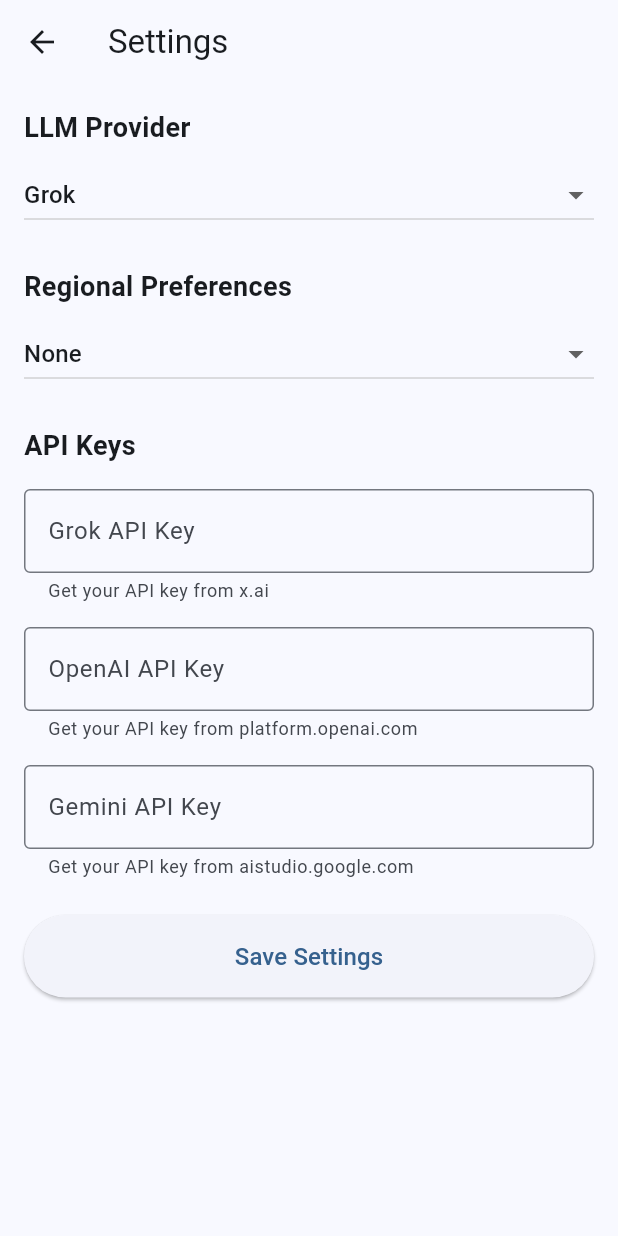
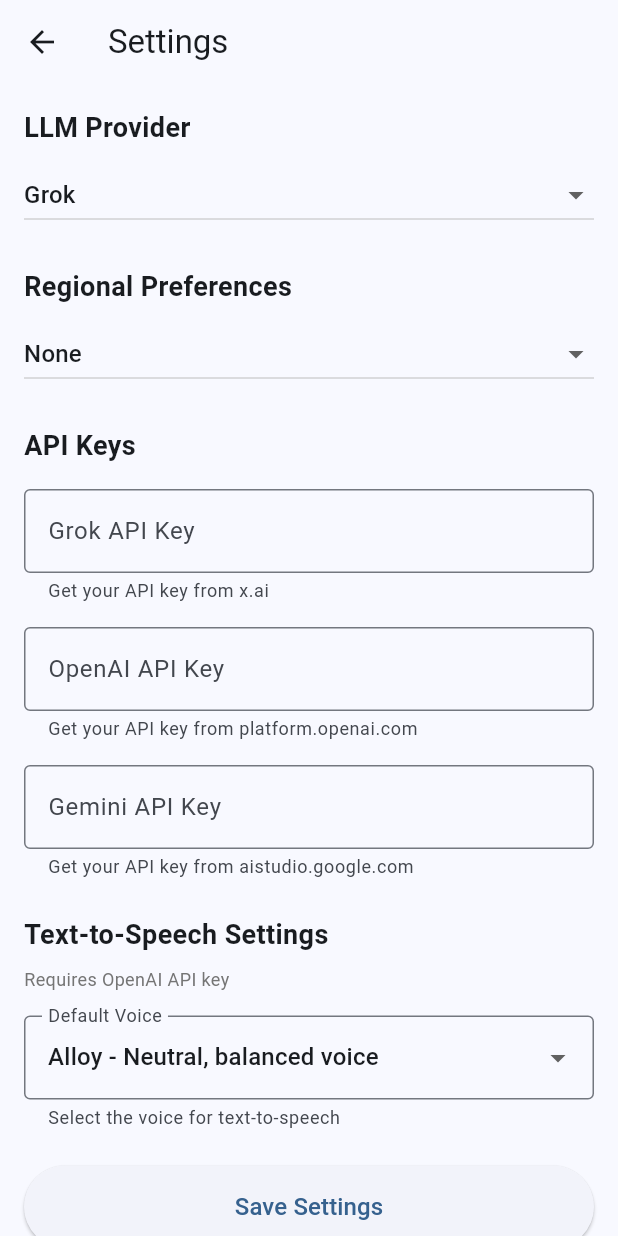
Before and after one commit to luungoc2005/xai_translate, a Flutter app: the screen it shows after launch, after a tap on the "settings" icon, on a phone screen of 412 x 824 dp. Run offline on Flutter 3.47's test engine with Material 3 defaults, Android fonts, the phone set to English and light mode, and no system bars; our stand-ins replace audioplayers, image_picker, permission_handler, shared_preferences; missing offline and left inert: receive_sharing_intent, record; statements that could not run were skipped.

Commit message:
Added TTS

```diff
--- /dev/null
+++ b/lib/models/tts_voice.dart
@@ -0,0 +1,67 @@
+enum TTSVoice {
+  alloy,
+  echo,
+  fable,
+  onyx,
+  nova,
+  shimmer,
+}
+
+extension TTSVoiceExtension on TTSVoice {
+  String get name {
+    switch (this) {
+      case TTSVoice.alloy:
+        return 'Alloy';
+      case TTSVoice.echo:
+        return 'Echo';
+      case TTSVoice.fable:
+        return 'Fable';
+      case TTSVoice.onyx:
+        return 'Onyx';
+      case TTSVoice.nova:
+        return 'Nova';
+      case TTSVoice.shimmer:
+        return 'Shimmer';
+    }
+  }
+
+  String get apiValue {
+    return toString().split('.').last;
+  }
+
+  String get description {
+    switch (this) {
+      case TTSVoice.alloy:
+        return 'Neutral, balanced voice';
+      case TTSVoice.echo:
+        return 'Male, warm voice';
+      case TTSVoice.fable:
+        return 'British, expressive voice';
+      case TTSVoice.onyx:
+        return 'Male, deep voice';
+      case TTSVoice.nova:
+        return 'Female, energetic voice';
+      case TTSVoice.shimmer:
+        return 'Female, soft voice';
+    }
+  }
+
+  static TTSVoice fromString(String value) {
+    switch (value.toLowerCase()) {
+      case 'alloy':
+        return TTSVoice.alloy;
+      case 'echo':
+        return TTSVoice.echo;
+      case 'fable':
+        return TTSVoice.fable;
+      case 'onyx':
+        return TTSVoice.onyx;
+      case 'nova':
+        return TTSVoice.nova;
+      case 'shimmer':
+        return TTSVoice.shimmer;
+      default:
+        return TTSVoice.alloy;
+    }
+  }
+}
--- a/lib/screens/settings_screen.dart
+++ b/lib/screens/settings_screen.dart
@@ -1,6 +1,7 @@
 import 'package:flutter/material.dart';
 import '../models/llm_provider.dart';
 import '../models/regional_preference.dart';
+import '../models/tts_voice.dart';
 import '../services/settings_service.dart';
 
 class SettingsScreen extends StatefulWidget {
@@ -18,6 +19,7 @@
 
   LLMProvider _selectedProvider = LLMProvider.grok;
   RegionalPreference _selectedRegionalPreference = RegionalPreference.none;
+  TTSVoice _selectedTTSVoice = TTSVoice.alloy;
   bool _isLoading = true;
   bool _isSaving = false;
 
@@ -35,6 +37,7 @@
     try {
       final provider = await _settingsService.getSelectedProvider();
       final regionalPreference = await _settingsService.getRegionalPreference();
+      final ttsVoice = await _settingsService.getTTSVoice();
       final grokKey = await _settingsService.getApiKey(LLMProvider.grok);
       final openaiKey = await _settingsService.getApiKey(LLMProvider.openai);
       final geminiKey = await _settingsService.getApiKey(LLMProvider.gemini);
@@ -42,6 +45,7 @@
       setState(() {
         _selectedProvider = provider;
         _selectedRegionalPreference = regionalPreference;
+        _selectedTTSVoice = ttsVoice;
         _grokKeyController.text = grokKey;
         _openaiKeyController.text = openaiKey;
         _geminiKeyController.text = geminiKey;
@@ -62,6 +66,7 @@
     try {
       await _settingsService.setSelectedProvider(_selectedProvider);
       await _settingsService.setRegionalPreference(_selectedRegionalPreference);
+      await _settingsService.setTTSVoice(_selectedTTSVoice);
       await _settingsService.setApiKey(LLMProvider.grok, _grokKeyController.text);
       await _settingsService.setApiKey(LLMProvider.openai, _openaiKeyController.text);
       await _settingsService.setApiKey(LLMProvider.gemini, _geminiKeyController.text);
@@ -251,6 +256,44 @@
                     obscureText: true,
                   ),
                   const SizedBox(height: 24),
+                  const Text(
+                    'Text-to-Speech Settings',
+                    style: TextStyle(
+                      fontSize: 18,
+                      fontWeight: FontWeight.bold,
+                    ),
+                  ),
+                  const SizedBox(height: 8),
+                  Text(
+                    'Requires OpenAI API key',
+                    style: TextStyle(
+                      fontSize: 12,
+                      color: Colors.grey.shade600,
+                    ),
+                  ),
+                  const SizedBox(height: 16),
+                  DropdownButtonFormField<TTSVoice>(
+                    value: _selectedTTSVoice,
+                    decoration: const InputDecoration(
+                      labelText: 'Default Voice',
+                      border: OutlineInputBorder(),
+                      helperText: 'Select the voice for text-to-speech',
+                    ),
+                    items: TTSVoice.values.map((voice) {
+                      return DropdownMenuItem<TTSVoice>(
+                        value: voice,
+                        child: Text('${voice.name} - ${voice.description}'),
+                      );
+                    }).toList(),
+                    onChanged: (TTSVoice? newValue) {
+                      if (newValue != null) {
+                        setState(() {
+                          _selectedTTSVoice = newValue;
+                        });
+                      }
+                    },
+                  ),
+                  const SizedBox(height: 24),
                   ElevatedButton(
                     onPressed: _isSaving ? null : _saveSettings,
                     style: ElevatedButton.styleFrom(
--- a/lib/screens/translation_screen.dart
+++ b/lib/screens/translation_screen.dart
@@ -2,6 +2,7 @@
 import 'package:flutter/material.dart';
 import 'package:image_picker/image_picker.dart';
 import 'package:receive_sharing_intent/receive_sharing_intent.dart';
+import 'package:audioplayers/audioplayers.dart';
 import '../models/llm_provider.dart';
 import '../models/translation_history_item.dart';
 import '../services/translation_service.dart';
@@ -9,6 +10,7 @@
 import '../services/history_service.dart';
 import '../services/stats_service.dart';
 import '../services/voice_input_service.dart';
+import '../services/tts_service.dart';
 import 'settings_screen.dart';
 import 'history_screen.dart';
 import 'stats_screen.dart';
@@ -30,6 +32,8 @@
   final HistoryService _historyService = HistoryService();
   final StatsService _statsService = StatsService();
   final VoiceInputService _voiceInputService = VoiceInputService();
+  final TTSService _ttsService = TTSService();
+  final AudioPlayer _audioPlayer = AudioPlayer();
   final ImagePicker _imagePicker = ImagePicker();
 
   String _sourceLanguage = 'Auto-detect';
@@ -46,6 +50,8 @@
   bool _isOutputFocused = false;
   File? _selectedImage;
   late Stream<List<SharedMediaFile>> _sharedFilesStream;
+  bool _isGeneratingTTS = false;
+  bool _isPlayingTTS = false;
 
   final List<String> _sourceLanguages = [
     'Auto-detect',
@@ -791,10 +797,12 @@
                       ),
                       if (_translationResult.isNotEmpty) ...[
                         const SizedBox(height: 16),
-                        // Output text field
+                        // Output text field with TTS button
                         SizedBox(
                           height: outputHeight,
-                          child: Container(
+                          child: Stack(
+                            children: [
+                              Container(
                                 padding: const EdgeInsets.all(12),
                                 decoration: BoxDecoration(
                                   border: Border.all(color: Colors.grey.shade400),
@@ -816,6 +824,37 @@
                                     ),
                                   ),
                                 ),
+                              ),
+                              // TTS button (only show if OpenAI key is configured)
+                              Positioned(
+                                bottom: 8,
+                                right: 8,
+                                child: FloatingActionButton(
+                                  mini: true,
+                                  onPressed: _isGeneratingTTS
+                                      ? null
+                                      : (_isPlayingTTS ? _stopTTS : _playTTS),
+                                  backgroundColor: _isPlayingTTS
+                                      ? Colors.orange
+                                      : Colors.blue,
+                                  child: _isGeneratingTTS
+                                      ? const SizedBox(
+                                          width: 20,
+                                          height: 20,
+                                          child: CircularProgressIndicator(
+                                            strokeWidth: 2,
+                                            color: Colors.white,
+                                          ),
+                                        )
+                                      : Icon(
+                                          _isPlayingTTS
+                                              ? Icons.stop
+                                              : Icons.volume_up,
+                                          color: Colors.white,
+                                        ),
+                                ),
+                              ),
+                            ],
                           ),
                         ),
                       ],
@@ -885,6 +924,76 @@
     _sourceFocusNode.dispose();
     _targetFocusNode.dispose();
     _voiceInputService.dispose();
+    _audioPlayer.dispose();
     super.dispose();
   }
+
+  /// Generate and play TTS for the translation output
+  Future<void> _playTTS() async {
+    if (_translationResult.isEmpty) {
+      return;
     }
+
+    try {
+      setState(() {
+        _isGeneratingTTS = true;
+        _errorMessage = '';
+      });
+
+      // Get OpenAI API key and TTS voice setting
+      final apiKey = await _settingsService.getApiKey(LLMProvider.openai);
+
+      if (apiKey.isEmpty) {
+        setState(() {
+          _errorMessage = 'Please set your OpenAI API key in settings to use text-to-speech';
+          _isGeneratingTTS = false;
+        });
+        return;
+      }
+
+      final voice = await _settingsService.getTTSVoice();
+
+      // Generate speech (truncate to OpenAI's 4096 character limit)
+      final textToSpeak = _translationResult.length > 4096
+          ? _translationResult.substring(0, 4096)
+          : _translationResult;
+
+      final audioPath = await _ttsService.generateSpeech(
+        text: textToSpeak,
+        apiKey: apiKey,
+        voice: voice,
+      );
+
+      setState(() {
+        _isGeneratingTTS = false;
+        _isPlayingTTS = true;
+      });
+
+      // Play audio
+      await _audioPlayer.play(DeviceFileSource(audioPath));
+
+      // Listen for completion
+      _audioPlayer.onPlayerComplete.listen((_) {
+        if (mounted) {
+          setState(() {
+            _isPlayingTTS = false;
+          });
+        }
+      });
+    } catch (e) {
+      setState(() {
+        _isGeneratingTTS = false;
+        _isPlayingTTS = false;
+        _errorMessage = 'Text-to-speech failed: ${e.toString()}';
+      });
+    }
+  }
+
+  /// Stop TTS playback
+  Future<void> _stopTTS() async {
+    await _audioPlayer.stop();
+    setState(() {
+      _isPlayingTTS = false;
+    });
+  }
+}
--- a/lib/services/settings_service.dart
+++ b/lib/services/settings_service.dart
@@ -1,6 +1,7 @@
 import 'package:shared_preferences/shared_preferences.dart';
 import '../models/llm_provider.dart';
 import '../models/regional_preference.dart';
+import '../models/tts_voice.dart';
 
 class SettingsService {
   static const String _providerKey = 'selected_provider';
@@ -8,6 +9,7 @@
   static const String _regionalPreferenceKey = 'regional_preference';
   static const String _sourceLanguageKey = 'source_language';
   static const String _targetLanguageKey = 'target_language';
+  static const String _ttsVoiceKey = 'tts_voice';
 
   Future<LLMProvider> getSelectedProvider() async {
     final prefs = await SharedPreferences.getInstance();
@@ -72,4 +74,20 @@
     final prefs = await SharedPreferences.getInstance();
     await prefs.setString(_targetLanguageKey, language);
   }
+
+  Future<TTSVoice> getTTSVoice() async {
+    final prefs = await SharedPreferences.getInstance();
+    final voiceString = prefs.getString(_ttsVoiceKey);
+
+    if (voiceString == null) {
+      return TTSVoice.alloy; // Default voice
+    }
+
+    return TTSVoiceExtension.fromString(voiceString);
+  }
+
+  Future<void> setTTSVoice(TTSVoice voice) async {
+    final prefs = await SharedPreferences.getInstance();
+    await prefs.setString(_ttsVoiceKey, voice.toString().split('.').last);
+  }
 }
--- a/pubspec.yaml
+++ b/pubspec.yaml
@@ -48,6 +48,9 @@
   image_picker: ^1.1.2
   receive_sharing_intent: ^1.8.0
   image: ^4.3.0
+
+  # Audio playback for TTS
+  audioplayers: ^6.1.0
 
 dev_dependencies:
   flutter_test:
```
Also changed, not shown: lib/services/tts_service.dart (added, +115 -0 lines), pubspec.lock, 9 other files. Lines whose indentation alone changed are shown as unchanged.
